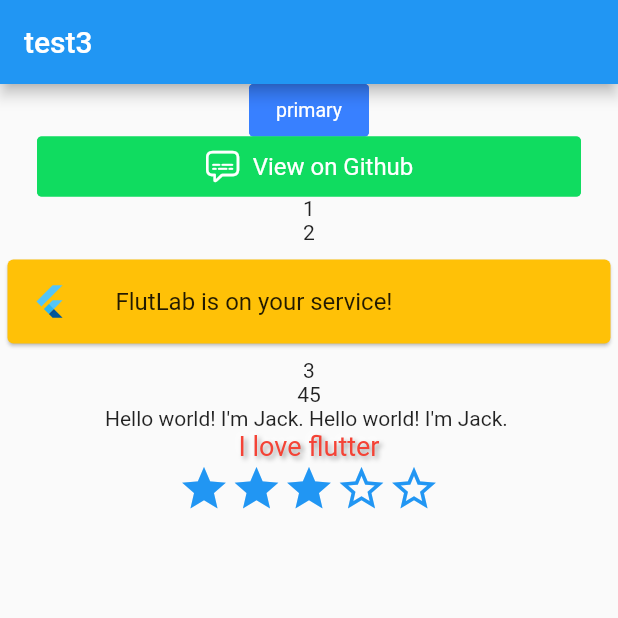
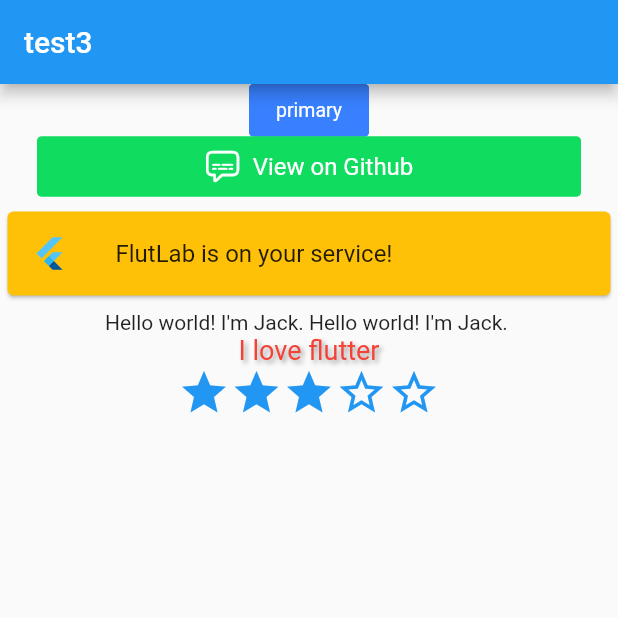
Before and after one commit to xunsky/flutter_online, a Flutter app: the screen it shows after launch, on a phone screen of 412 x 824 dp, the top half of it. Run offline on Flutter 3.47's test engine with Material 2 defaults, Android fonts, the phone set to English and light mode, and no system bars; drawn by our look-alikes of flutter_neumorphic, getwidget.

```diff
--- a/lib/main.dart
+++ b/lib/main.dart
@@ -56,8 +56,6 @@ class MyHomePage extends StatelessWidget {
               color: GFColors.SUCCESS,
               blockButton: true,
               onPressed: () {}),
-          Text("1"),
-          Text('2'),
           Card(
             margin: EdgeInsets.symmetric(vertical: 10.0, horizontal: 5.0),
             color: Colors.amber,
@@ -66,12 +64,6 @@ class MyHomePage extends StatelessWidget {
               title: Text('FlutLab is on your service!'),
             ),
           ),
-          Text('3'),
-          Text('45'),
-          // BrnBubbleText(
-          //   maxLines: 3,
-          //   text: 'I am first bubble text',
-          // ),
           Text(
             "Hello world! I'm Jack. " * 2,
             maxLines: 1,
```
Also changed, not shown: 1 other file.
